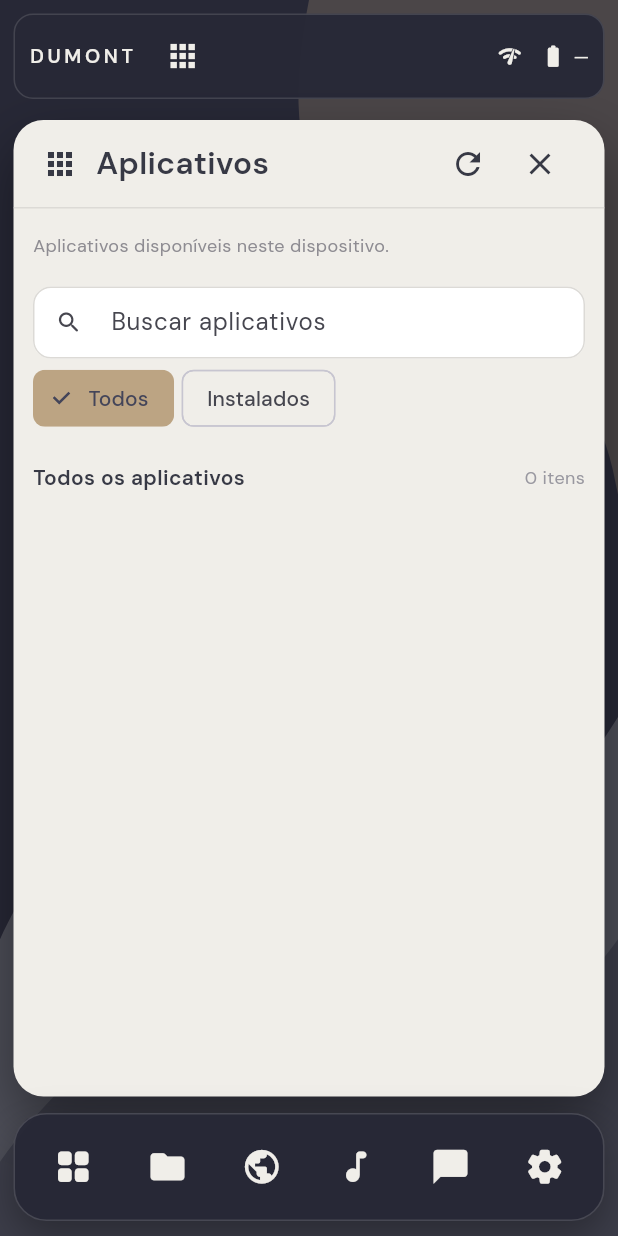
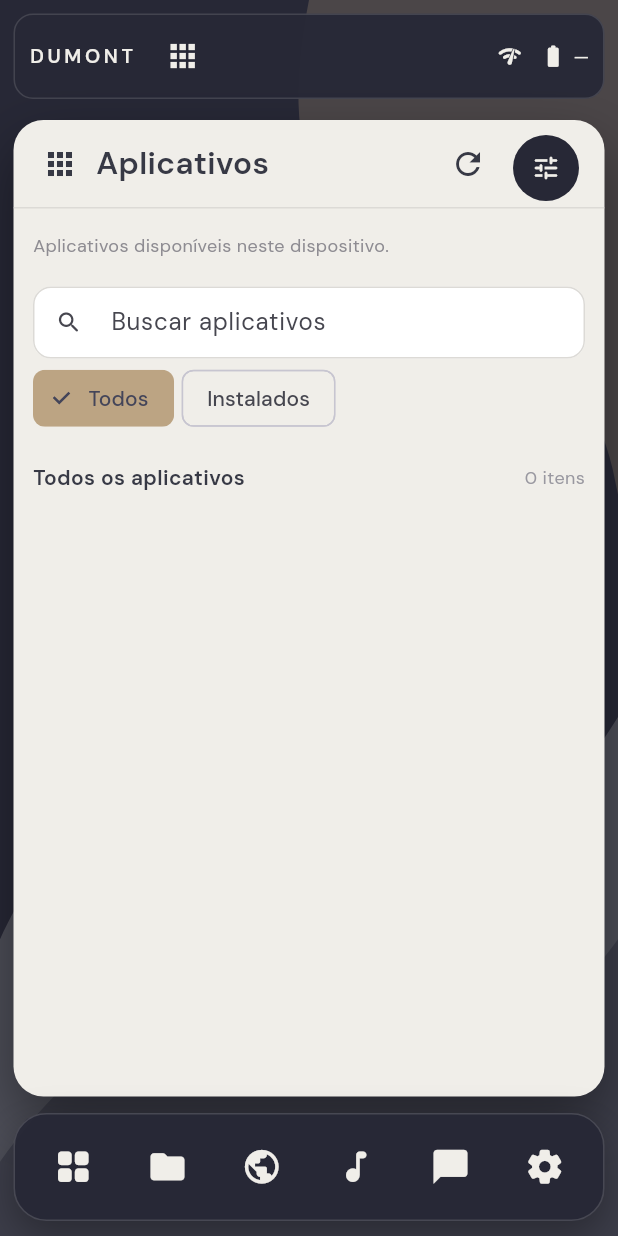
Before and after one commit to marcellosouzaoff/dumont-os, a Flutter app: the screen it shows after launch, on a phone screen of 412 x 824 dp. Run offline on Flutter 3.47's test engine with Material 3 defaults, Android fonts, the phone set to English and light mode, and no system bars.

Commit message:
fix(flutter): add inset Ghost button on phones (unverified)

```diff
--- a/experimental/flutter_dumont/lib/main.dart
+++ b/experimental/flutter_dumont/lib/main.dart
@@ -412,11 +412,12 @@ class _DumontDesktopState extends State<DumontDesktop>
           if (!ghostOpen)
             Positioned(
               top: 75,
-              right: 0,
               bottom: 100,
-              // Wider invisible gesture zone starts clear of Android's
-              // system-navigation edge. No visible Samsung-style rail.
-              width: 62,
+              // Keep the touch area away from Android's right-edge
+              // navigation gesture. The compact view also exposes an
+              // explicit accessible button as a gesture-free fallback.
+              right: compact ? 20 : 0,
+              width: compact ? 42 : 62,
               child: Semantics(
                 label: 'Abrir painel Ghost',
                 button: true,
@@ -433,6 +434,26 @@ class _DumontDesktopState extends State<DumontDesktop>
                   onHorizontalDragEnd: (_) {
                     if (_ghostDragTravel <= -48) _openGhost();
                   },
+                ),
+              ),
+            ),
+          if (!ghostOpen && compact)
+            Positioned(
+              top: 88,
+              right: 24,
+              child: Semantics(
+                label: 'Abrir Ghost por botão',
+                button: true,
+                child: IconButton(
+                  key: const Key('ghost-open-button'),
+                  tooltip: 'Abrir Ghost',
+                  icon: const Icon(Icons.tune_rounded, size: 20),
+                  color: Brand.cream,
+                  style: IconButton.styleFrom(
+                    backgroundColor: Brand.dark,
+                    minimumSize: const Size(44, 44),
+                  ),
+                  onPressed: _openGhost,
                 ),
               ),
             ),
```
Also changed, not shown: 3 other files.
